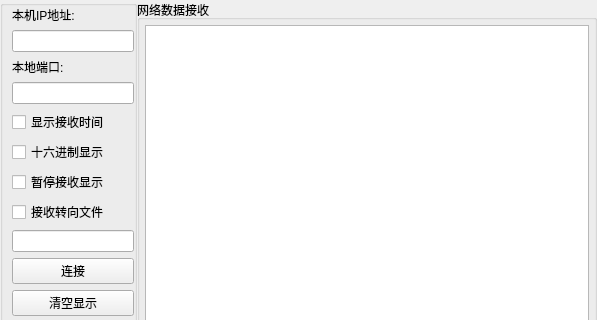
Before: the Qt Designer form UI/UDPServer.ui in BeiChenYx/NetDebug, drawn with Qt 5; both pictures show x 0 to 597 and y 0 to 320 of the 597 by 561 pixel window.
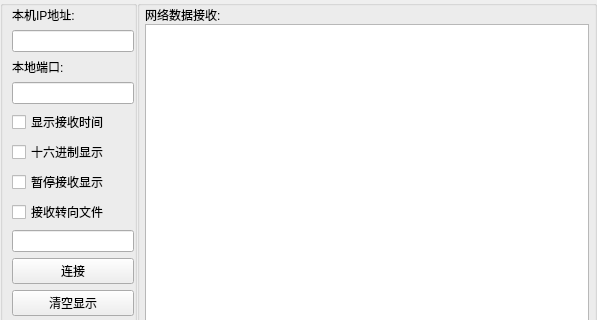
After: the same form once the commit is applied.

```diff
--- a/UI/UDPServer.ui
+++ b/UI/UDPServer.ui
@@ -181,14 +181,14 @@
      <item>
       <widget class="QGroupBox" name="groupBox">
        <property name="title">
-        <string>网络数据接收</string>
+        <string/>
        </property>
        <layout class="QGridLayout" name="gridLayout">
         <property name="leftMargin">
          <number>5</number>
         </property>
         <property name="topMargin">
-         <number>5</number>
+         <number>0</number>
         </property>
         <property name="rightMargin">
          <number>5</number>
@@ -199,9 +199,16 @@
         <property name="spacing">
          <number>0</number>
         </property>
-        <item row="0" column="0">
+        <item row="1" column="0">
          <widget class="QTextEdit" name="textEdit"/>
         </item>
+        <item row="0" column="0">
+         <widget class="QLabel" name="label_5">
+          <property name="text">
+           <string>网络数据接收:</string>
+          </property>
+         </widget>
+        </item>
        </layout>
       </widget>
      </item>
```
Left out of the diff: 13 changed lines with no effect on the pictures.
